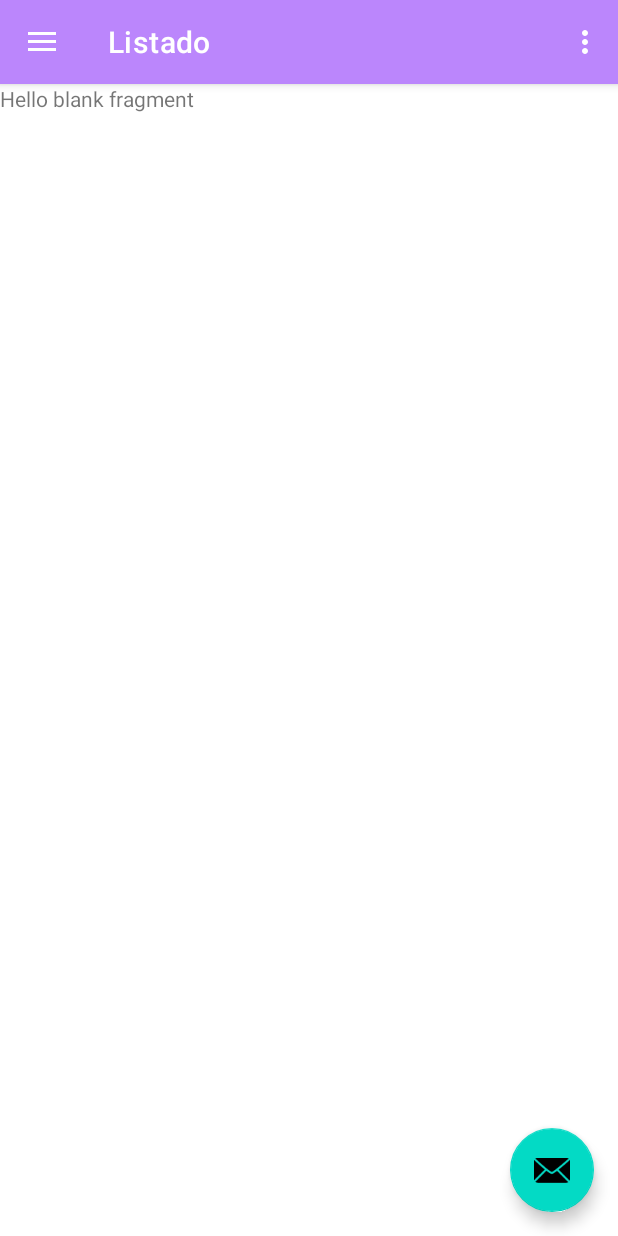
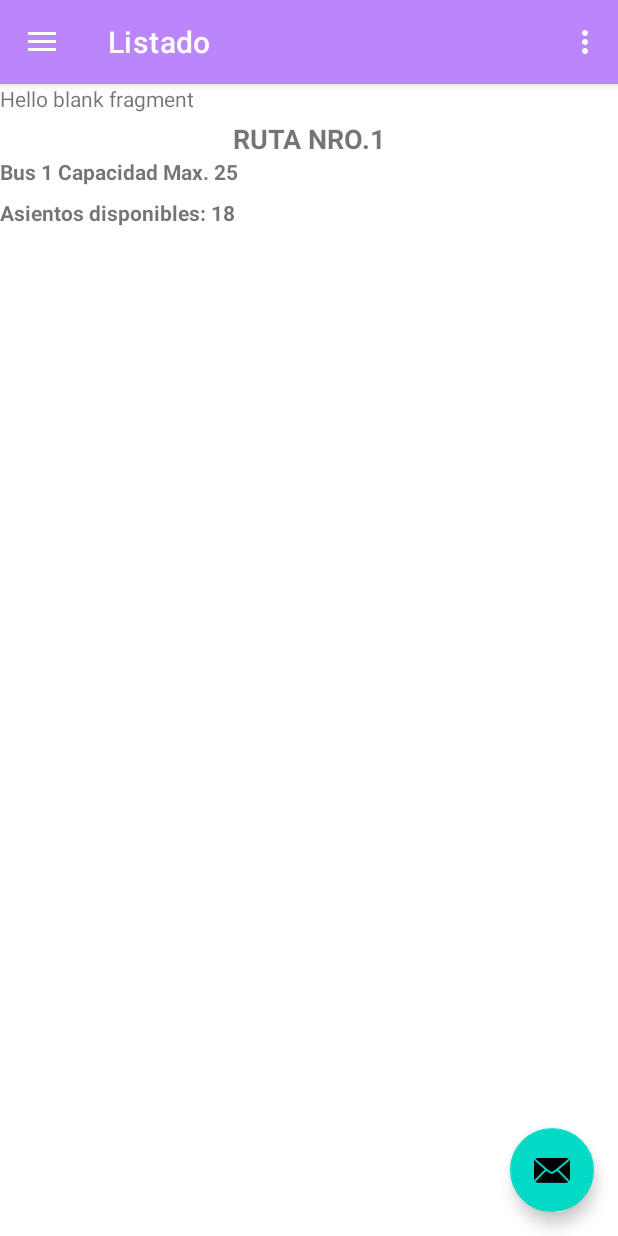
Before and after one commit to wanderjts94/AppEC3, an Android app: the screen it shows after launch (MainActivity), in the side drawer, after a tap on "Listado", on a phone screen of 412 x 824 dp. Run offline under Robolectric (Android 15) with nearby library versions, the phone set to English and light mode, and no system bars; our stand-ins replace navigation-ui.

Commit message:
primer commit Salcedo

```diff
--- /dev/null
+++ b/app/src/main/java/pe/edu/idat/appec3/AdapterLista.kt
@@ -0,0 +1,4 @@
+package pe.edu.idat.appec3
+
+class AdapterLista {
+}
--- a/app/src/main/res/layout/fragment_listado.xml
+++ b/app/src/main/res/layout/fragment_listado.xml
@@ -1,5 +1,6 @@
 <?xml version="1.0" encoding="utf-8"?>
-<FrameLayout xmlns:android="http://schemas.android.com/apk/res/android"
+<androidx.constraintlayout.widget.ConstraintLayout xmlns:android="http://schemas.android.com/apk/res/android"
+    xmlns:app="http://schemas.android.com/apk/res-auto"
     xmlns:tools="http://schemas.android.com/tools"
     android:layout_width="match_parent"
     android:layout_height="match_parent"
@@ -7,8 +8,49 @@
 
     <!-- TODO: Update blank fragment layout -->
     <TextView
+        android:id="@+id/textView3"
         android:layout_width="match_parent"
         android:layout_height="match_parent"
         android:text="@string/hello_blank_fragment" />
 
-</FrameLayout>
+    <TextView
+        android:id="@+id/textView2"
+        android:layout_width="wrap_content"
+        android:layout_height="wrap_content"
+        android:layout_marginTop="24dp"
+        android:text="RUTA NRO.1"
+        android:textSize="18sp"
+        android:textStyle="bold"
+        app:layout_constraintEnd_toEndOf="parent"
+        app:layout_constraintStart_toStartOf="parent"
+        app:layout_constraintTop_toTopOf="@+id/textView3" />
+
+    <TextView
+        android:id="@+id/textView4"
+        android:layout_width="wrap_content"
+        android:layout_height="wrap_content"
+        android:text="Bus 1 Capacidad Max. 25"
+        android:textStyle="bold"
+        app:layout_constraintStart_toStartOf="parent"
+        app:layout_constraintTop_toBottomOf="@+id/textView2" />
+
+    <TextView
+        android:id="@+id/textView5"
+        android:layout_width="wrap_content"
+        android:layout_height="wrap_content"
+        android:layout_marginTop="8dp"
+        android:text="Asientos disponibles: 18"
+        android:textStyle="bold"
+        app:layout_constraintStart_toStartOf="parent"
+        app:layout_constraintTop_toBottomOf="@+id/textView4" />
+
+    <androidx.recyclerview.widget.RecyclerView
+        android:id="@+id/rvlista"
+        android:layout_width="0dp"
+        android:layout_height="0dp"
+        app:layout_constraintBottom_toBottomOf="parent"
+        app:layout_constraintEnd_toEndOf="parent"
+        app:layout_constraintStart_toStartOf="parent"
+        app:layout_constraintTop_toBottomOf="@+id/textView5" />
+
+</androidx.constraintlayout.widget.ConstraintLayout>
```
Also changed, not shown: app/src/main/res/layout/item_listaresena.xml (added, +63 -0 lines).
